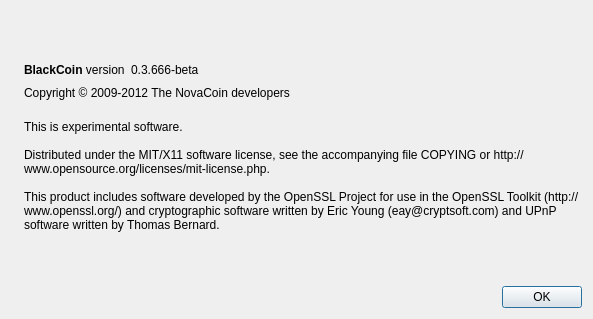
The window that src/qt/forms/aboutdialog.ui (bogatyrov/valorbit) describes before a commit, drawn with Qt 5.
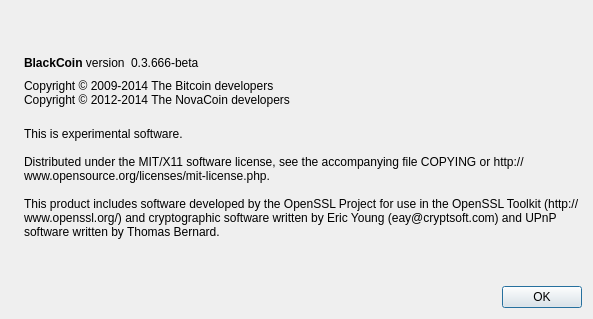
The same window after the commit. Icons and pictures are not drawn.

Commit message: About dialog update.

The edit to the form file:
```diff
--- a/src/qt/forms/aboutdialog.ui
+++ b/src/qt/forms/aboutdialog.ui
@@ -91,7 +91,8 @@
         <cursorShape>IBeamCursor</cursorShape>
        </property>
        <property name="text">
-        <string>Copyright © 2009-2012 The NovaCoin developers</string>
+        <string>Copyright © 2009-2014 The Bitcoin developers
+Copyright © 2012-2014 The NovaCoin developers</string>
        </property>
        <property name="textInteractionFlags">
         <set>Qt::LinksAccessibleByMouse|Qt::TextSelectableByKeyboard|Qt::TextSelectableByMouse</set>
```
The commit also changes 2 other files.
